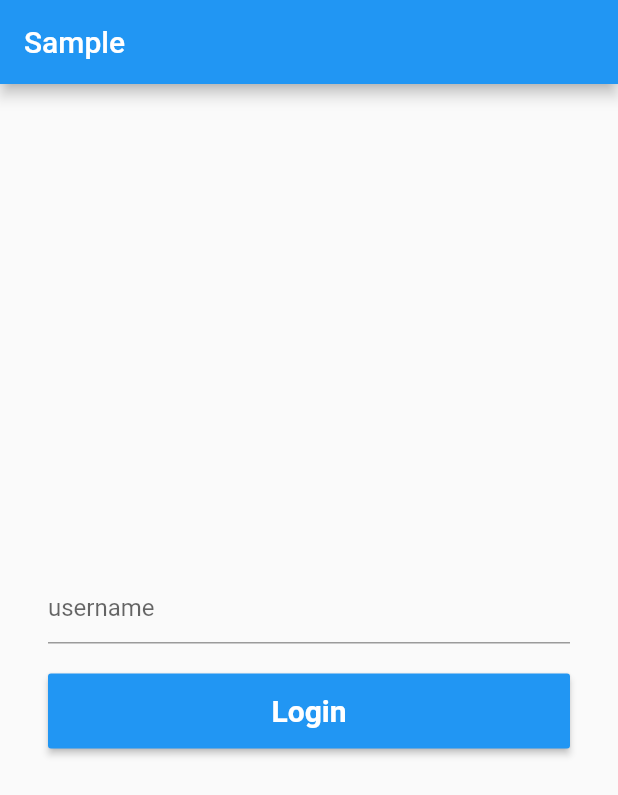
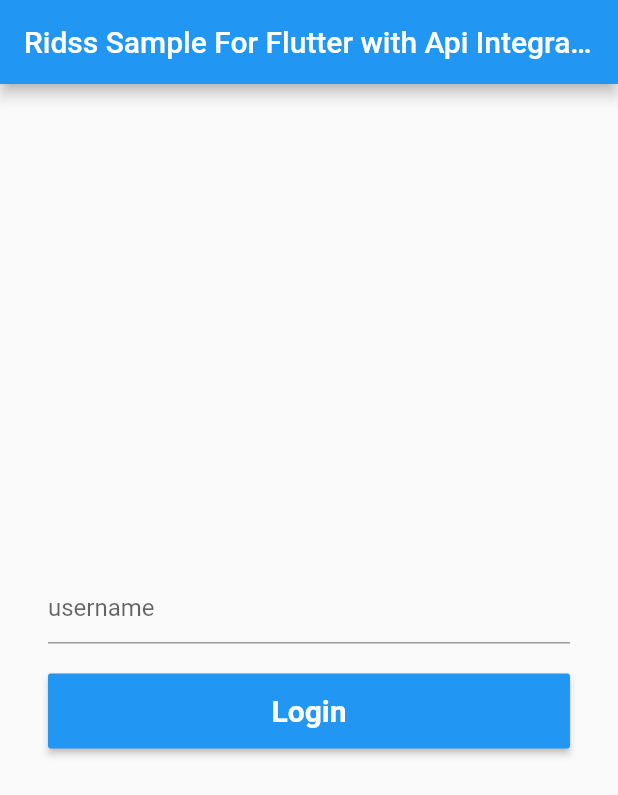
Before and after one commit to RidaRidss/Flutter-Learning, a Flutter app: the screen it shows after launch, on a phone screen of 412 x 824 dp. Shown: the top 795 px of the screen. Run offline on Flutter 3.47's test engine with Material 2 defaults, Android fonts, the phone set to English and light mode, and no system bars.

Commit message:
service integration with flutter
have fun with flutter service integration :smiley:

```diff
--- a/flutter_rest_api_sample/lib/login.dart
+++ b/flutter_rest_api_sample/lib/login.dart
@@ -16,7 +16,7 @@ class LoginState extends State<Login> {
   Widget build(BuildContext context) {
     return Scaffold(
         appBar: AppBar(
-          title: Text('Sample'),
+          title: Text('Ridss Sample For Flutter with Api Integration'),
         ),
         body: Padding(
             padding: const EdgeInsets.all(32.0),
```
Also changed, not shown: 1 other file.
